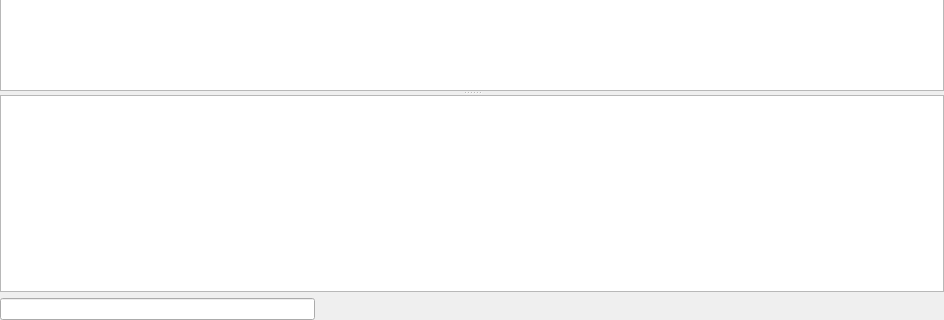
Qt form diewidgetadvanced.ui (horsicq/die_widget) before a commit; both pictures show x 0 to 944 and y 162 to 482 of the 944 by 482 pixel window.
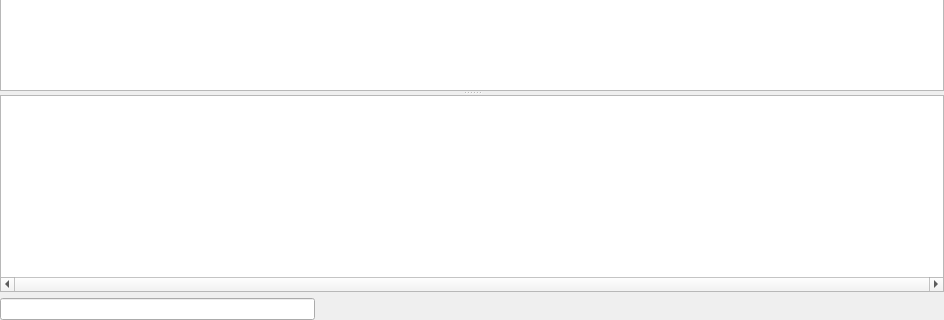
The same form after that commit. Custom widgets are drawn as their Qt base class.

Patch:
```diff
--- a/diewidgetadvanced.ui
+++ b/diewidgetadvanced.ui
@@ -182,6 +182,12 @@
       </attribute>
      </widget>
      <widget class="DIE_SignatureEdit" name="plainTextEditSignature">
+      <property name="horizontalScrollBarPolicy">
+       <enum>Qt::ScrollBarAlwaysOn</enum>
+      </property>
+      <property name="lineWrapMode">
+       <enum>QPlainTextEdit::NoWrap</enum>
+      </property>
       <property name="readOnly">
        <bool>true</bool>
       </property>
```
